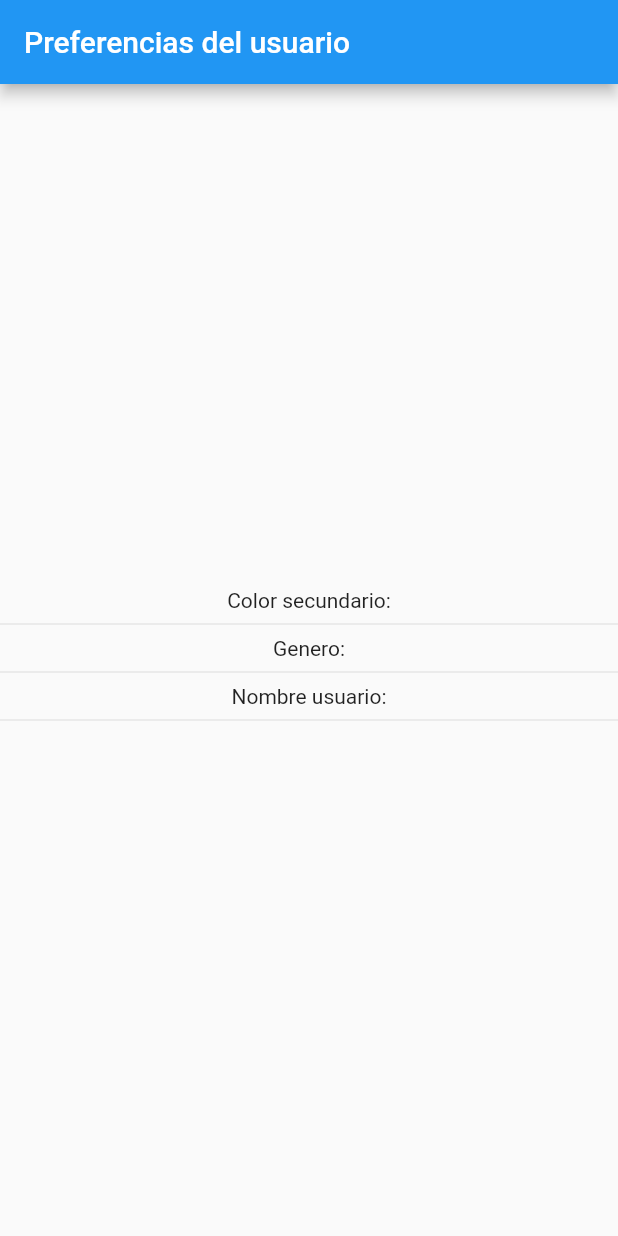
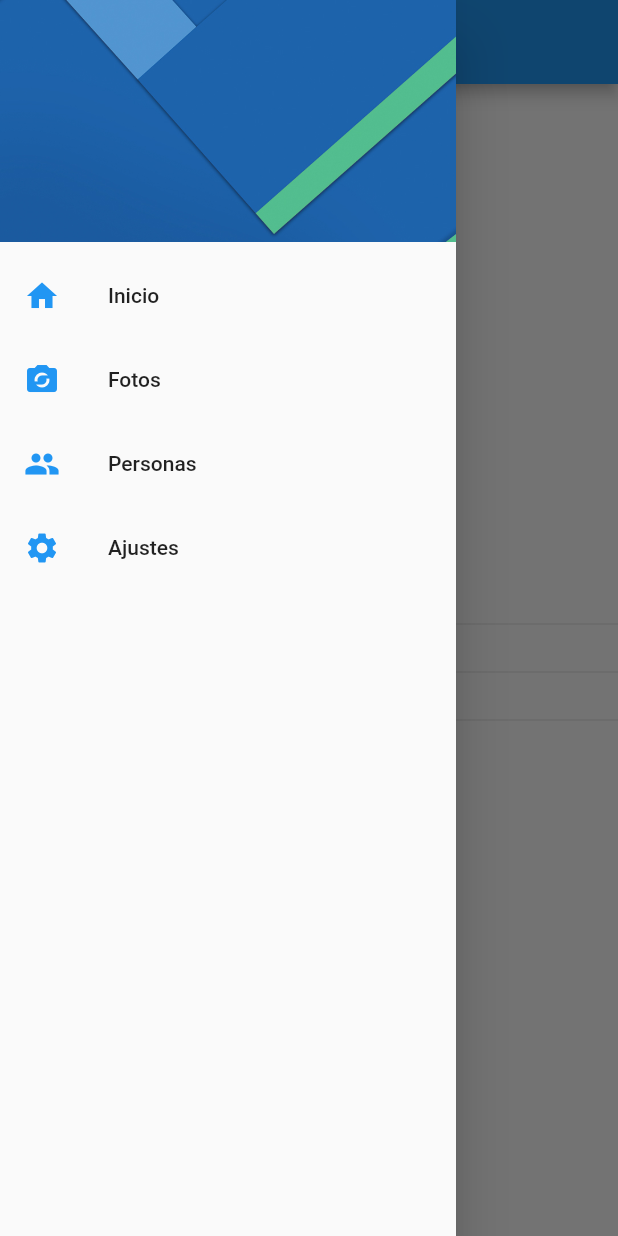
Before and after one commit to agustinmacia/preferencias_usuario_app, a Flutter app: the screen it shows after launch, with the side drawer open (before the commit the screen has no drawer), on a phone screen of 412 x 824 dp. Run offline on Flutter 3.47's test engine with Material 2 defaults, Android fonts, the phone set to English and light mode, and no system bars.

```diff
--- a/lib/src/pages/home_page.dart
+++ b/lib/src/pages/home_page.dart
@@ -1,4 +1,5 @@
 import 'package:flutter/material.dart';
+import 'package:preferencias_usuario_app/src/pages/settings_page.dart';
 
 class HomePage extends StatelessWidget {
 
@@ -10,6 +11,7 @@ class HomePage extends StatelessWidget {
       appBar: AppBar(
         title: Text('Preferencias del usuario'),
       ),
+      drawer: _crearMenu(context),
       body: Column(
         mainAxisAlignment: MainAxisAlignment.center,
         children: <Widget>[
@@ -23,4 +25,47 @@ class HomePage extends StatelessWidget {
       ),
     );
   }
+
+  Drawer _crearMenu(BuildContext context) {
+    //Icono de hamburguesa para desplegar menu lateral
+    return Drawer(
+      child: ListView(
+        padding: EdgeInsets.zero,
+        children: <Widget>[
+          DrawerHeader(
+            child: Container(),
+            decoration: BoxDecoration(
+              image: DecorationImage(
+                image: AssetImage('assets/menu-img.jpg'),
+                fit: BoxFit.cover,
+              )
+            ),
+          ),
+          ListTile(
+            leading: Icon(Icons.home, color: Colors.blue),
+            title: Text('Inicio'),
+            onTap: () => Navigator.pushReplacementNamed(context, HomePage.routeName),
+          ),
+          ListTile(
+            leading: Icon(Icons.party_mode, color: Colors.blue),
+            title: Text('Fotos'),
+            onTap: (){},
+          ),
+          ListTile(
+            leading: Icon(Icons.people, color: Colors.blue),
+            title: Text('Personas'),
+            onTap: (){},
+          ),
+          ListTile(
+            leading: Icon(Icons.settings, color: Colors.blue),
+            title: Text('Ajustes'),
+            onTap: () {
+              //Cambiar raiz.
+              Navigator.pushReplacementNamed(context, SettingsPage.routeName);
+            }
+          ),
+        ],
+      ),
+    );
+  }
 }
--- a/pubspec.yaml
+++ b/pubspec.yaml
@@ -45,7 +45,8 @@ flutter:
   uses-material-design: true
 
   # To add assets to your application, add an assets section, like this:
-  # assets:
+  assets:
+    - assets/menu-img.jpg
   #   - images/a_dot_burr.jpeg
   #   - images/a_dot_ham.jpeg
 
```
Also changed, not shown: assets/menu-img.jpg (added).
